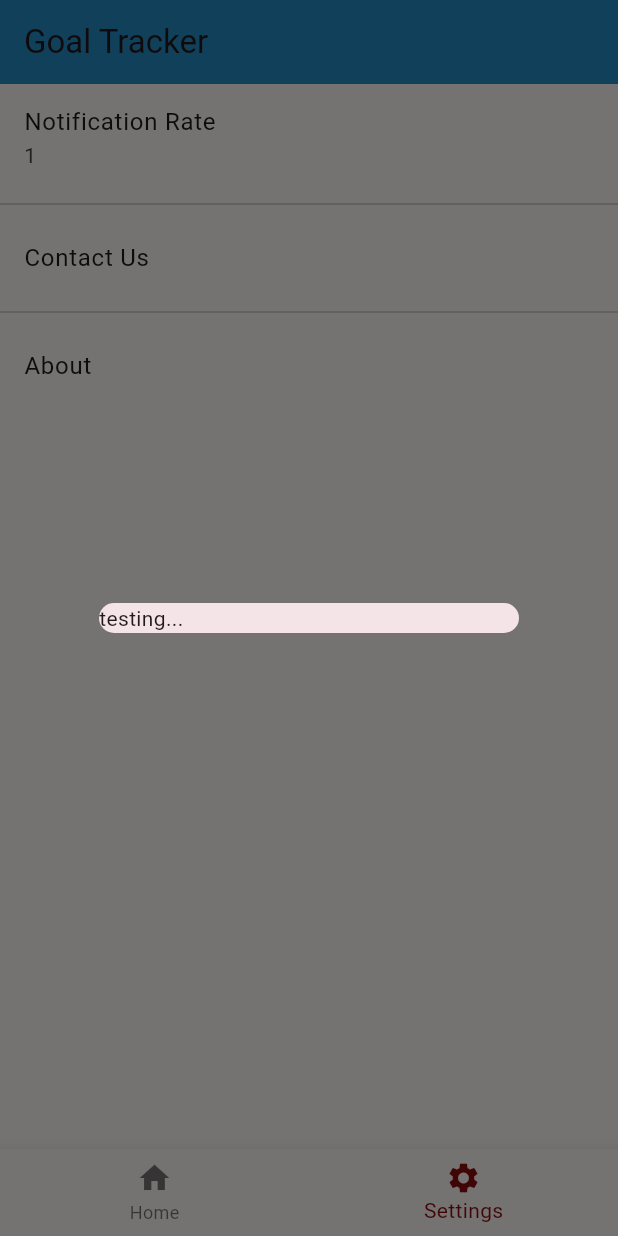
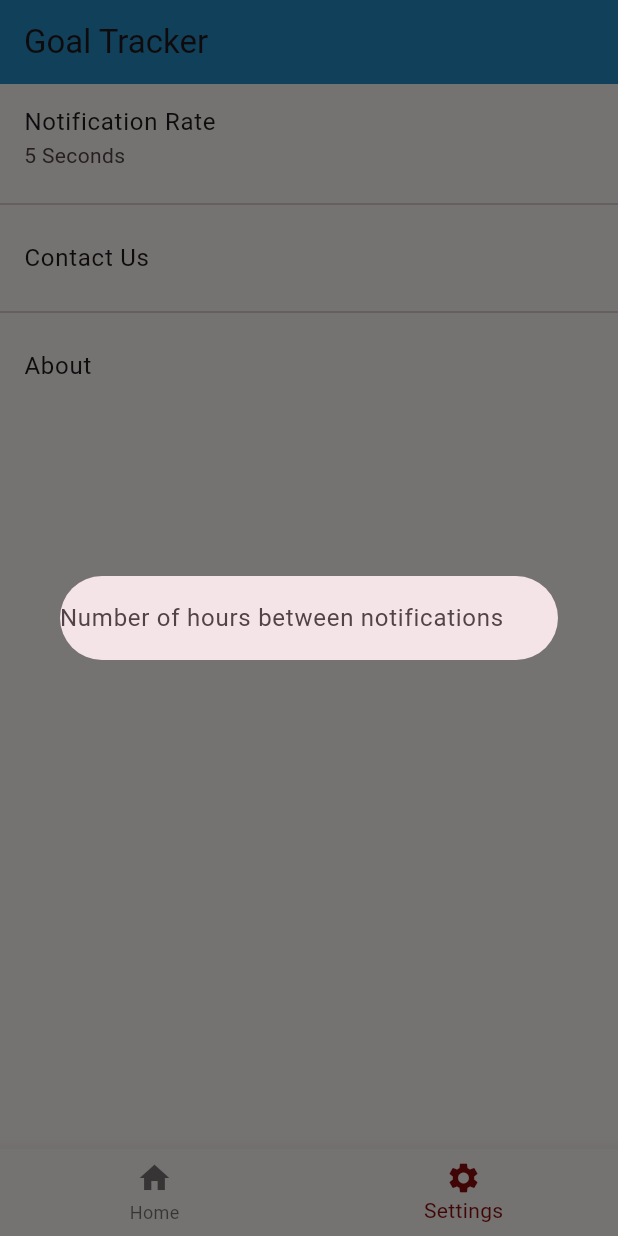
Before and after one commit to hunter-mickiewicz/GoalTracker, a Flutter app: the screen it shows after launch, item 2 of the bottom bar chosen, after a tap on "Notification Rate", on a phone screen of 412 x 824 dp. Run offline on Flutter 3.47's test engine with Material 2 defaults, Android fonts, the phone set to English and light mode, and no system bars; our stand-ins replace flutter_local_notifications, percent_indicator, timezone; missing offline and left inert: test.

Commit message:
Settings are now changing successfully

```diff
--- a/lib/main.dart
+++ b/lib/main.dart
@@ -31,7 +31,7 @@ Future<List<gc.GoalClass>?> readAddGoals() async {
   void readInGoal(File file) async {
     String jsonContents = await reader.readInput(File(file.path));
 
-    if (jsonContents.length != 0) {
+    if (jsonContents.isNotEmpty) {
       Map<String, dynamic> jsonGoal = jsonDecode(jsonContents);
 
       String begin = jsonGoal["begin"].toString().replaceAll(".", "-");
@@ -52,6 +52,7 @@ Future<List<gc.GoalClass>?> readAddGoals() async {
       var decoded = json.decode(settingsString);
 
       settings = Settings.json(decoded);
+      log("settingsfound");
 
       //further logic for settings...
     } else if (file.toString().contains(".txt")) {
@@ -232,7 +233,8 @@ class _HomePageState extends State<HomePage> {
         LocalNoticeService().addNotification(
           'Notification Title',
           'Notification Body',
-          DateTime.now().millisecondsSinceEpoch + 5000,
+          DateTime.now().millisecondsSinceEpoch +
+              (settings!.getRecurringTime() * 5000),
           //The minimum time here seems to be 5 seconds afterward (5000)
           //Works even if the app is closed.
           channel: 'testing',
@@ -251,6 +253,29 @@ class SettingsPage extends StatefulWidget {
 }
 
 class _SettingsPageState extends State<SettingsPage> {
+  void updateSettings(int setting, int val) async {
+    String path = await _localPath;
+    //File? settingsFile;
+    FileIO writer = new FileIO();
+
+    /*for (var file in Directory(path).listSync()) {
+      if (file.toString().contains("settings.txt")) {
+        settingsFile = file as File?;
+      }
+    }*/
+
+    switch (setting) {
+      case 0:
+        settings!.recurringTime = val;
+        setState(() {
+          writer.writeSettings(settings!);
+        });
+        break;
+      default:
+        throw UnimplementedError();
+    }
+  }
+
   @override
   Widget build(BuildContext context) {
     return Scaffold(
@@ -258,12 +283,25 @@ class _SettingsPageState extends State<SettingsPage> {
       children: [
         ListTile(
           title: Text("Notification Rate"),
-          subtitle: Text(settings!.getRecurringTime().toString()),
+          subtitle: Text("${settings!.getRecurringTime() * 5} Seconds"),
           onTap: () async {
             showDialog(
                 context: context,
-                builder: (BuildContext context) =>
-                    Dialog(child: Text("testing...")));
+                builder: (BuildContext context) => Dialog(
+                        child: TextField(
+                      keyboardType: TextInputType.number,
+                      textAlign: TextAlign.center,
+                      decoration: InputDecoration(
+                          border: InputBorder.none,
+                          labelText: "Number of hours between notifications",
+                          floatingLabelAlignment:
+                              FloatingLabelAlignment.center),
+                      onSubmitted: (value) {
+                        //TODO: need error checking here
+                        updateSettings(0, int.parse(value));
+                        log("submitted");
+                      },
+                    )));
           },
         ),
         Divider(),
```
